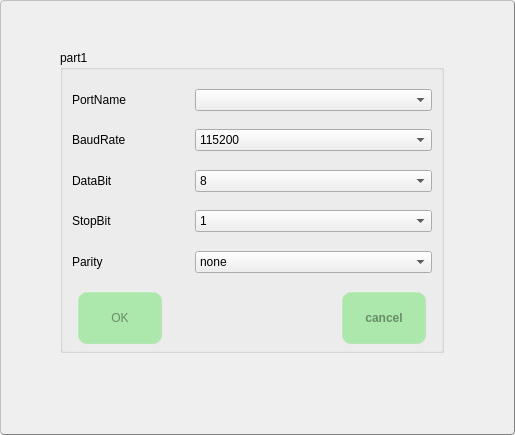
Qt form serial_set.ui (jizizihe/baijie_demo) before a commit.
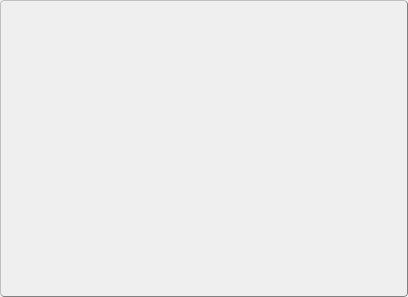
The same form after that commit. Icons and pictures are not drawn.

Commit message: func: 1.chang button style in gpio       2.refresh when open and close button in wifi,bluetooth,ethernet and 4g       3.add set  gateway and subnet mask in ethernet       4.add display 4g status in 4g       5.optimize copy,cut,delete,safe exit in storage       6.add the judgment that the serial port is occupied

```diff
--- a/serial_set.ui
+++ b/serial_set.ui
@@ -6,8 +6,8 @@
    <rect>
     <x>0</x>
     <y>0</y>
-    <width>515</width>
-    <height>435</height>
+    <width>408</width>
+    <height>297</height>
    </rect>
   </property>
   <property name="windowTitle">
@@ -45,456 +45,7 @@
     outline: none; /*去掉按钮的虚线框*/
 }</string>
   </property>
-  <widget class="QWidget" name="centralwidget">
-   <widget class="QGroupBox" name="groupBox">
-    <property name="geometry">
-     <rect>
-      <x>60</x>
-      <y>50</y>
-      <width>384</width>
-      <height>303</height>
-     </rect>
-    </property>
-    <property name="title">
-     <string>part1</string>
-    </property>
-    <layout class="QVBoxLayout" name="verticalLayout" stretch="1,3,1,3,1,3,1,3,1,3,1,4">
-     <property name="spacing">
-      <number>5</number>
-     </property>
-     <property name="leftMargin">
-      <number>9</number>
-     </property>
-     <property name="topMargin">
-      <number>5</number>
-     </property>
-     <property name="bottomMargin">
-      <number>5</number>
-     </property>
-     <item>
-      <spacer name="verticalSpacer_2">
-       <property name="orientation">
-        <enum>Qt::Vertical</enum>
-       </property>
-       <property name="sizeHint" stdset="0">
-        <size>
-         <width>20</width>
-         <height>40</height>
-        </size>
-       </property>
-      </spacer>
-     </item>
-     <item>
-      <layout class="QHBoxLayout" name="horizontalLayout" stretch="1,2">
-       <item>
-        <widget class="QLabel" name="PartNamelab_26">
-         <property name="sizePolicy">
-          <sizepolicy hsizetype="Minimum" vsizetype="Minimum">
-           <horstretch>0</horstretch>
-           <verstretch>0</verstretch>
-          </sizepolicy>
-         </property>
-         <property name="minimumSize">
-          <size>
-           <width>100</width>
-           <height>0</height>
-          </size>
-         </property>
-         <property name="maximumSize">
-          <size>
-           <width>16777215</width>
-           <height>16777215</height>
-          </size>
-         </property>
-         <property name="text">
-          <string>PortName</string>
-         </property>
-        </widget>
-       </item>
-       <item>
-        <widget class="QComboBox" name="SerialCb">
-         <property name="minimumSize">
-          <size>
-           <width>0</width>
-           <height>0</height>
-          </size>
-         </property>
-         <property name="focusPolicy">
-          <enum>Qt::NoFocus</enum>
-         </property>
-        </widget>
-       </item>
-      </layout>
-     </item>
-     <item>
-      <spacer name="verticalSpacer_3">
-       <property name="orientation">
-        <enum>Qt::Vertical</enum>
-       </property>
-       <property name="sizeHint" stdset="0">
-        <size>
-         <width>20</width>
-         <height>40</height>
-        </size>
-       </property>
-      </spacer>
-     </item>
-     <item>
-      <layout class="QHBoxLayout" name="horizontalLayout_9" stretch="1,2">
-       <item>
-        <widget class="QLabel" name="PartNamelab_27">
-         <property name="sizePolicy">
-          <sizepolicy hsizetype="Minimum" vsizetype="Minimum">
-           <horstretch>0</horstretch>
-           <verstretch>0</verstretch>
-          </sizepolicy>
-         </property>
-         <property name="minimumSize">
-          <size>
-           <width>100</width>
-           <height>0</height>
-          </size>
-         </property>
-         <property name="maximumSize">
-          <size>
-           <width>16777215</width>
-           <height>16777215</height>
-          </size>
-         </property>
-         <property name="text">
-          <string>BaudRate</string>
-         </property>
-        </widget>
-       </item>
-       <item>
-        <widget class="QComboBox" name="BaudrateCb">
-         <property name="minimumSize">
-          <size>
-           <width>0</width>
-           <height>0</height>
-          </size>
-         </property>
-         <property name="focusPolicy">
-          <enum>Qt::NoFocus</enum>
-         </property>
-         <property name="currentIndex">
-          <number>2</number>
-         </property>
-         <item>
-          <property name="text">
-           <string>4800</string>
-          </property>
-         </item>
-         <item>
-          <property name="text">
-           <string>9600</string>
-          </property>
-         </item>
-         <item>
-          <property name="text">
-           <string>115200</string>
-          </property>
-         </item>
-        </widget>
-       </item>
-      </layout>
-     </item>
-     <item>
-      <spacer name="verticalSpacer_4">
-       <property name="orientation">
-        <enum>Qt::Vertical</enum>
-       </property>
-       <property name="sizeHint" stdset="0">
-        <size>
-         <width>20</width>
-         <height>40</height>
-        </size>
-       </property>
-      </spacer>
-     </item>
-     <item>
-      <layout class="QHBoxLayout" name="horizontalLayout_10" stretch="1,2">
-       <item>
-        <widget class="QLabel" name="PartNamelab_28">
-         <property name="sizePolicy">
-          <sizepolicy hsizetype="Minimum" vsizetype="Minimum">
-           <horstretch>0</horstretch>
-           <verstretch>0</verstretch>
-          </sizepolicy>
-         </property>
-         <property name="minimumSize">
-          <size>
-           <width>100</width>
-           <height>0</height>
-          </size>
-         </property>
-         <property name="maximumSize">
-          <size>
-           <width>16777215</width>
-           <height>16777215</height>
-          </size>
-         </property>
-         <property name="text">
-          <string>DataBit</string>
-         </property>
-        </widget>
-       </item>
-       <item>
-        <widget class="QComboBox" name="DatabitsCb">
-         <property name="minimumSize">
-          <size>
-           <width>0</width>
-           <height>0</height>
-          </size>
-         </property>
-         <property name="focusPolicy">
-          <enum>Qt::NoFocus</enum>
-         </property>
-         <property name="currentIndex">
-          <number>3</number>
-         </property>
-         <property name="maxCount">
-          <number>2147483646</number>
-         </property>
-         <item>
-          <property name="text">
-           <string>5</string>
-          </property>
-         </item>
-         <item>
-          <property name="text">
-           <string>6</string>
-          </property>
-         </item>
-         <item>
-          <property name="text">
-           <string>7</string>
-          </property>
-         </item>
-         <item>
-          <property name="text">
-           <string>8</string>
-          </property>
-         </item>
-        </widget>
-       </item>
-      </layout>
-     </item>
-     <item>
-      <spacer name="verticalSpacer_5">
-       <property name="orientation">
-        <enum>Qt::Vertical</enum>
-       </property>
-       <property name="sizeHint" stdset="0">
-        <size>
-         <width>20</width>
-         <height>40</height>
-        </size>
-       </property>
-      </spacer>
-     </item>
-     <item>
-      <layout class="QHBoxLayout" name="horizontalLayout_11" stretch="1,2">
-       <item>
-        <widget class="QLabel" name="PartNamelab_29">
-         <property name="sizePolicy">
-          <sizepolicy hsizetype="Minimum" vsizetype="Minimum">
-           <horstretch>0</horstretch>
-           <verstretch>0</verstretch>
-          </sizepolicy>
-         </property>
-         <property name="minimumSize">
-          <size>
-           <width>100</width>
-           <height>0</height>
-          </size>
-         </property>
-         <property name="maximumSize">
-          <size>
-           <width>16777215</width>
-           <height>16777215</height>
-          </size>
-         </property>
-         <property name="text">
-          <string>StopBit</string>
-         </property>
-        </widget>
-       </item>
-       <item>
-        <widget class="QComboBox" name="StopbitCb">
-         <property name="minimumSize">
-          <size>
-           <width>0</width>
-           <height>0</height>
-          </size>
-         </property>
-         <property name="focusPolicy">
-          <enum>Qt::NoFocus</enum>
-         </property>
-         <item>
-          <property name="text">
-           <string>1</string>
-          </property>
-         </item>
-         <item>
-          <property name="text">
-           <string>2</string>
-          </property>
-         </item>
-        </widget>
-       </item>
-      </layout>
-     </item>
-     <item>
-      <spacer name="verticalSpacer_6">
-       <property name="orientation">
-        <enum>Qt::Vertical</enum>
-       </property>
-       <property name="sizeHint" stdset="0">
-        <size>
-         <width>20</width>
-         <height>40</height>
-        </size>
-       </property>
-      </spacer>
-     </item>
-     <item>
-      <layout class="QHBoxLayout" name="horizontalLayout_12" stretch="1,2">
-       <item>
-        <widget class="QLabel" name="PartNamelab_30">
-         <property name="sizePolicy">
-          <sizepolicy hsizetype="Minimum" vsizetype="Minimum">
-           <horstretch>0</horstretch>
-           <verstretch>0</verstretch>
-          </sizepolicy>
-         </property>
-         <property name="minimumSize">
-          <size>
-           <width>100</width>
-           <height>0</height>
-          </size>
-         </property>
-         <property name="maximumSize">
-          <size>
-           <width>16777215</width>
-           <height>16777215</height>
-          </size>
-         </property>
-         <property name="text">
-          <string>Parity</string>
-         </property>
-        </widget>
-       </item>
-       <item>
-        <widget class="QComboBox" name="ParityCb">
-         <property name="minimumSize">
-          <size>
-           <width>0</width>
-           <height>0</height>
-          </size>
-         </property>
-         <property name="focusPolicy">
-          <enum>Qt::NoFocus</enum>
-         </property>
-         <item>
-          <property name="text">
-           <string>none</string>
-          </property>
-         </item>
-        </widget>
-       </item>
-      </layout>
-     </item>
-     <item>
-      <spacer name="verticalSpacer_7">
-       <property name="orientation">
-        <enum>Qt::Vertical</enum>
-       </property>
-       <property name="sizeHint" stdset="0">
-        <size>
-         <width>20</width>
-         <height>40</height>
-        </size>
-       </property>
-      </spacer>
-     </item>
-     <item>
-      <layout class="QHBoxLayout" name="horizontalLayout_3" stretch="1,2,1">
-       <property name="leftMargin">
-        <number>5</number>
-       </property>
-       <property name="rightMargin">
-        <number>5</number>
-       </property>
-       <item>
-        <widget class="QPushButton" name="OpenBtn">
-         <property name="sizePolicy">
-          <sizepolicy hsizetype="Minimum" vsizetype="Minimum">
-           <horstretch>0</horstretch>
-           <verstretch>0</verstretch>
-          </sizepolicy>
-         </property>
-         <property name="minimumSize">
-          <size>
-           <width>0</width>
-           <height>0</height>
-          </size>
-         </property>
-         <property name="focusPolicy">
-          <enum>Qt::NoFocus</enum>
-         </property>
-         <property name="text">
-          <string>OK</string>
-         </property>
-        </widget>
-       </item>
-       <item>
-        <spacer name="horizontalSpacer">
-         <property name="orientation">
-          <enum>Qt::Horizontal</enum>
-         </property>
-         <property name="sizeHint" stdset="0">
-          <size>
-           <width>58</width>
-           <height>17</height>
-          </size>
-         </property>
-        </spacer>
-       </item>
-       <item>
-        <widget class="QPushButton" name="SendBtn">
-         <property name="sizePolicy">
-          <sizepolicy hsizetype="Minimum" vsizetype="Minimum">
-           <horstretch>0</horstretch>
-           <verstretch>0</verstretch>
-          </sizepolicy>
-         </property>
-         <property name="minimumSize">
-          <size>
-           <width>0</width>
-           <height>0</height>
-          </size>
-         </property>
-         <property name="font">
-          <font>
-           <weight>75</weight>
-           <italic>false</italic>
-           <bold>true</bold>
-          </font>
-         </property>
-         <property name="focusPolicy">
-          <enum>Qt::NoFocus</enum>
-         </property>
-         <property name="text">
-          <string>cancel</string>
-         </property>
-        </widget>
-       </item>
-      </layout>
-     </item>
-    </layout>
-   </widget>
-  </widget>
+  <widget class="QWidget" name="centralwidget"/>
   <widget class="QMenuBar" name="menubar">
    <property name="geometry">
     <rect>
```
Left out of the diff: 2 changed lines with no effect on the pictures. The commit also changes 103 other files.
